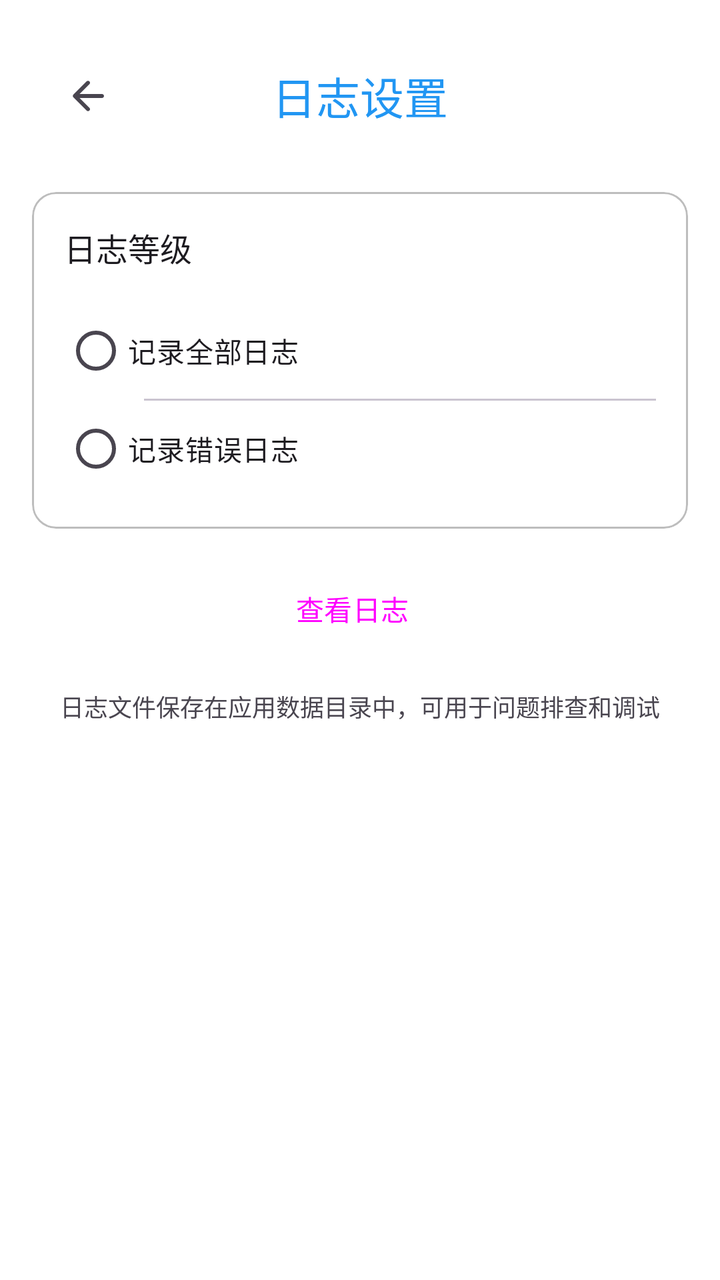
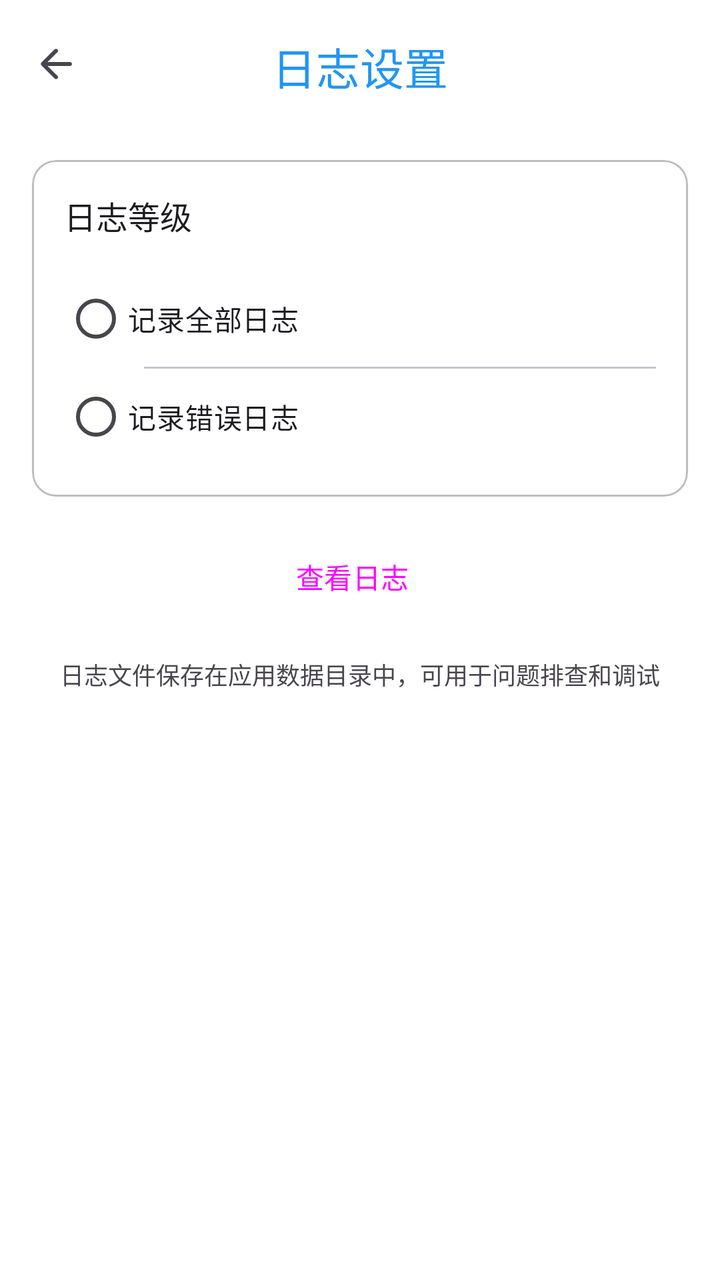

The first picture is an Android layout as it rendered before a commit; the second is the same layout after the commit. The layout source and the unified diff follow.
<!-- AndroidManifest.xml: application theme AppTheme -->
<!-- res/layout/activity_log_settings.xml -->
<?xml version="1.0" encoding="utf-8"?>
<ScrollView
    xmlns:android="http://schemas.android.com/apk/res/android"
    xmlns:app="http://schemas.android.com/apk/res-auto"
    android:layout_height="match_parent"
    android:layout_width="match_parent"
    android:background="?attr/colorSurfaceContainerLowest"
    android:scrollbarStyle="outsideOverlay"
    android:fadeScrollbars="true">

    <LinearLayout
        android:layout_height="wrap_content"
        android:layout_width="match_parent"
        android:padding="16dp"
        android:orientation="vertical"
        android:id="@+id/scroll_content">

        <com.google.android.material.appbar.MaterialToolbar
            android:layout_height="wrap_content"
            android:layout_width="match_parent"
            android:layout_marginBottom="16dp"
            android:background="@android:color/transparent"
            app:navigationIconTint="?attr/colorOnSurfaceVariant"
            app:title="@string/log_settings_title"
            app:titleCentered="true"
            app:titleTextColor="?attr/colorPrimary"
            app:navigationIcon="@drawable/round_arrow_back"
            app:navigationContentDescription="@string/tooltip_back"
            style="@style/Widget.Material3.Toolbar.Surface"
            android:id="@+id/title_container" />

        <com.google.android.material.card.MaterialCardView
            android:layout_height="wrap_content"
            android:layout_width="match_parent"
            android:layout_marginBottom="16dp"
            app:strokeColor="?attr/colorOutline"
            app:cardElevation="0dp"
            app:strokeWidth="1dp"
            app:cardBackgroundColor="@android:color/transparent"
            style="@style/Widget.Material3.CardView.Outlined"
            app:cardCornerRadius="12dp"
            android:id="@+id/log_level_card">

            <LinearLayout
                android:layout_height="wrap_content"
                android:layout_width="match_parent"
                android:padding="16dp"
                android:orientation="vertical">

                <TextView
                    android:layout_height="wrap_content"
                    android:layout_width="wrap_content"
                    android:layout_marginBottom="16dp"
                    android:textSize="16sp"
                    android:fontFamily="sans-serif-medium"
                    android:textColor="?attr/colorOnSurface"
                    android:text="@string/log_level_title" />

                <RadioGroup
                    android:layout_height="wrap_content"
                    android:layout_width="match_parent"
                    android:orientation="vertical"
                    android:id="@+id/rg_log_level">

                    <com.google.android.material.radiobutton.MaterialRadioButton
                        android:layout_height="wrap_content"
                        android:layout_width="match_parent"
                        android:paddingVertical="12dp"
                        android:textSize="14sp"
                        android:textColor="?attr/colorOnSurface"
                        android:id="@+id/rb_log_all"
                        android:text="@string/log_level_verbose" />

                    <com.google.android.material.divider.MaterialDivider
                        android:layout_height="wrap_content"
                        android:layout_width="match_parent"
                        app:dividerColor="?attr/colorOutlineVariant"
                        app:dividerThickness="1dp"
                        android:layout_marginStart="40dp" />

                    <com.google.android.material.radiobutton.MaterialRadioButton
                        android:layout_height="wrap_content"
                        android:layout_width="match_parent"
                        android:paddingVertical="12dp"
                        android:textSize="14sp"
                        android:textColor="?attr/colorOnSurface"
                        android:id="@+id/rb_log_error"
                        android:text="@string/log_level_error" />

                </RadioGroup>

            </LinearLayout>

        </com.google.android.material.card.MaterialCardView>

        <Button
            android:layout_height="48dp"
            android:layout_width="match_parent"
            app:icon="@drawable/round_description"
            style="@style/Widget.Material3.Button.Icon"
            android:id="@+id/btn_view_log"
            android:text="@string/view_log"
            app:iconGravity="textStart" />

        <TextView
            android:layout_height="wrap_content"
            android:layout_width="match_parent"
            android:gravity="center"
            android:textSize="12sp"
            android:fontFamily="sans-serif"
            android:textColor="?attr/colorOnSurfaceVariant"
            android:layout_marginTop="16dp"
            android:lineSpacingExtra="4dp"
            android:text="@string/log_file_location_hint" />

    </LinearLayout>

</ScrollView>
<!-- resources referenced by this layout -->
<resources>
  <!-- drawable round_arrow_back (drawable) -->
  <vector xmlns:android="http://schemas.android.com/apk/res/android"
      android:width="24dp"
      android:height="24dp"
      android:viewportWidth="24"
      android:viewportHeight="24"
      android:tint="#FF000000">
    <path
        android:fillColor="@android:color/white"
        android:pathData="M19,11H7.83l4.88,-4.88c0.39,-0.39 0.39,-1.03 0,-1.42 -0.39,-0.39 -1.02,-0.39 -1.41,0l-6.59,6.59c-0.39,0.39 -0.39,1.02 0,1.41l6.59,6.59c0.39,0.39 1.02,0.39 1.41,0 0.39,-0.39 0.39,-1.02 0,-1.41L7.83,13H19c0.55,0 1,-0.45 1,-1s-0.45,-1 -1,-1z"/>
  </vector>
  <!-- drawable round_description (drawable) -->
  <vector xmlns:android="http://schemas.android.com/apk/res/android"
      android:width="24dp"
      android:height="24dp"
      android:viewportWidth="24"
      android:viewportHeight="24"
      android:tint="#FF000000">
    <path
        android:fillColor="@android:color/white"
        android:pathData="M14.59,2.59c-0.38,-0.38 -0.89,-0.59 -1.42,-0.59L6,2c-1.1,0 -2,0.9 -2,2v16c0,1.1 0.89,2 1.99,2L18,22c1.1,0 2,-0.9 2,-2L20,8.83c0,-0.53 -0.21,-1.04 -0.59,-1.41l-4.82,-4.83zM15,18L9,18c-0.55,0 -1,-0.45 -1,-1s0.45,-1 1,-1h6c0.55,0 1,0.45 1,1s-0.45,1 -1,1zM15,14L9,14c-0.55,0 -1,-0.45 -1,-1s0.45,-1 1,-1h6c0.55,0 1,0.45 1,1s-0.45,1 -1,1zM13,8L13,3.5L18.5,9L14,9c-0.55,0 -1,-0.45 -1,-1z"/>
  </vector>
  <string name="log_file_location_hint">日志文件保存在应用数据目录中，可用于问题排查和调试</string>
  <string name="log_level_error">记录错误日志</string>
  <string name="log_level_title">日志等级</string>
  <string name="log_level_verbose">记录全部日志</string>
  <string name="log_settings_title">日志设置</string>
  <string name="tooltip_back">返回上一层级</string>
  <string name="view_log">查看日志</string>
  <style name="AppTheme" parent="Base.AppTheme">
      <item name="android:windowFullscreen">false</item>
      <item name="android:statusBarColor">@android:color/transparent</item>
      <item name="android:navigationBarColor">@android:color/transparent</item>
      <item name="android:windowLayoutInDisplayCutoutMode">shortEdges</item>
      <item name="android:buttonTint">@null</item>
      <item name="buttonTint">@null</item>
    </style>
  <color name="colorPrimary">#2196F3</color>
  <color name="colorPrimaryContainer">#90CAF9</color>
  <color name="colorOnPrimaryContainer">#2196F3</color>
  <color name="border_medium">#BDBDBD</color>
  <style name="Widget.App.MaterialSwitch" parent="Widget.Material3.CompoundButton.MaterialSwitch">
  
    </style>
  <style name="ShapeAppearance.SmallComponent" parent="ShapeAppearance.Material3.SmallComponent">
      <item name="cornerFamily">rounded</item>
      <item name="cornerSize">8dp</item>
    </style>
  <style name="ShapeAppearance.MediumComponent" parent="ShapeAppearance.Material3.MediumComponent">
      <item name="cornerFamily">rounded</item>
      <item name="cornerSize">12dp</item>
    </style>
  <style name="ShapeAppearance.LargeComponent" parent="ShapeAppearance.Material3.LargeComponent">
      <item name="cornerFamily">rounded</item>
      <item name="cornerSize">16dp</item>
    </style>
  <style name="Widget.App.Button" parent="Widget.Material3.Button">
      <item name="android:insetTop">0dp</item>
      <item name="android:insetBottom">0dp</item>
      <item name="cornerRadius">12dp</item>
    </style>
  <style name="WindowAnimationTransition">
      <item name="android:windowEnterAnimation">@anim/slide_in_right</item>
      <item name="android:windowExitAnimation">@anim/slide_out_left</item>
      <item name="android:windowAllowEnterTransitionOverlap">true</item>
      <item name="android:windowAllowReturnTransitionOverlap">true</item>
    </style>
  <style name="ThemeOverlay.App.MaterialAlertDialog" parent="ThemeOverlay.Material3.MaterialAlertDialog">
      <item name="android:background">@android:color/white</item>
    </style>
  <color name="colorPrimaryLight">#64B5F6</color>
  <!-- unchanged entries left out for length: 1 -->
</resources>

<!-- the commit's change to res/layout/activity_log_settings.xml (unified diff, before → after) -->
@@ -1,118 +1,140 @@
 <?xml version="1.0" encoding="utf-8"?>
-<ScrollView
+<androidx.coordinatorlayout.widget.CoordinatorLayout
     xmlns:android="http://schemas.android.com/apk/res/android"
     xmlns:app="http://schemas.android.com/apk/res-auto"
+    android:layout_width="match_parent"
     android:layout_height="match_parent"
-    android:layout_width="match_parent"
-    android:background="?attr/colorSurfaceContainerLowest"
-    android:scrollbarStyle="outsideOverlay"
-    android:fadeScrollbars="true">
+    android:fitsSystemWindows="true"
+    android:background="?attr/colorSurfaceContainerLowest">
 
-    <LinearLayout
+    <com.google.android.material.appbar.AppBarLayout
+        android:layout_width="match_parent"
         android:layout_height="wrap_content"
-        android:layout_width="match_parent"
-        android:padding="16dp"
-        android:orientation="vertical"
-        android:id="@+id/scroll_content">
+        android:fitsSystemWindows="true"
+        android:background="@android:color/transparent"
+        android:elevation="0dp"
+        app:elevation="0dp">
 
         <com.google.android.material.appbar.MaterialToolbar
+            android:id="@+id/title_container"
+            android:layout_width="match_parent"
             android:layout_height="wrap_content"
-            android:layout_width="match_parent"
-            android:layout_marginBottom="16dp"
+            android:layout_marginBottom="8dp"
             android:background="@android:color/transparent"
+            app:navigationIcon="@drawable/round_arrow_back"
             app:navigationIconTint="?attr/colorOnSurfaceVariant"
+            app:navigationContentDescription="@string/tooltip_back"
             app:title="@string/log_settings_title"
             app:titleCentered="true"
+            app:titleMarginTop="17dp"
             app:titleTextColor="?attr/colorPrimary"
-            app:navigationIcon="@drawable/round_arrow_back"
-            app:navigationContentDescription="@string/tooltip_back"
-            style="@style/Widget.Material3.Toolbar.Surface"
-            android:id="@+id/title_container" />
+            style="@style/Widget.Material3.Toolbar.Surface" />
 
-        <com.google.android.material.card.MaterialCardView
+    </com.google.android.material.appbar.AppBarLayout>
+
+    <androidx.core.widget.NestedScrollView
+        android:layout_width="match_parent"
+        android:layout_height="match_parent"
+        android:scrollbarStyle="outsideOverlay"
+        android:fadeScrollbars="true"
+        app:layout_behavior="@string/appbar_scrolling_view_behavior">
+
+        <LinearLayout
+            android:id="@+id/scroll_content"
+            android:layout_width="match_parent"
             android:layout_height="wrap_content"
-            android:layout_width="match_parent"
-            android:layout_marginBottom="16dp"
-            app:strokeColor="?attr/colorOutline"
-            app:cardElevation="0dp"
-            app:strokeWidth="1dp"
-            app:cardBackgroundColor="@android:color/transparent"
-            style="@style/Widget.Material3.CardView.Outlined"
-            app:cardCornerRadius="12dp"
-            android:id="@+id/log_level_card">
+            android:paddingTop="8dp"
+            android:paddingStart="16dp"
+            android:paddingEnd="16dp"
+            android:paddingBottom="16dp"
+            android:orientation="vertical">
 
-            <LinearLayout
+            <com.google.android.material.card.MaterialCardView
+                android:id="@+id/log_level_card"
+                android:layout_width="match_parent"
                 android:layout_height="wrap_content"
+                android:layout_marginBottom="16dp"
+                style="@style/Widget.Material3.CardView.Outlined"
+                app:cardBackgroundColor="@android:color/transparent"
+                app:cardCornerRadius="12dp"
+                app:cardElevation="0dp"
+                app:strokeColor="?attr/colorOutline"
+                app:strokeWidth="1dp">
+
+                <LinearLayout
+                    android:layout_width="match_parent"
+                    android:layout_height="wrap_content"
+                    android:padding="16dp"
+                    android:orientation="vertical">
+
+                    <TextView
+                        android:layout_width="wrap_content"
+                        android:layout_height="wrap_content"
+                        android:layout_marginBottom="16dp"
+                        android:textSize="16sp"
+                        android:fontFamily="sans-serif-medium"
+                        android:textColor="?attr/colorOnSurface"
+                        android:text="@string/log_level_title" />
+
+                    <RadioGroup
+                        android:id="@+id/rg_log_level"
+                        android:layout_width="match_parent"
+                        android:layout_height="wrap_content"
+                        android:orientation="vertical">
+
+                        <com.google.android.material.radiobutton.MaterialRadioButton
+                            android:id="@+id/rb_log_all"
+                            android:layout_width="match_parent"
+                            android:layout_height="wrap_content"
+                            android:paddingVertical="12dp"
+                            android:textSize="14sp"
+                            android:textColor="?attr/colorOnSurface"
+                            android:text="@string/log_level_verbose" />
+
+                        <com.google.android.material.divider.MaterialDivider
+                            android:layout_width="match_parent"
+                            android:layout_height="wrap_content"
+                            app:dividerColor="?attr/colorOutlineVariant"
+                            app:dividerThickness="1dp"
+                            android:layout_marginStart="40dp" />
+
+                        <com.google.android.material.radiobutton.MaterialRadioButton
+                            android:id="@+id/rb_log_error"
+                            android:layout_width="match_parent"
+                            android:layout_height="wrap_content"
+                            android:paddingVertical="12dp"
+                            android:textSize="14sp"
+                            android:textColor="?attr/colorOnSurface"
+                            android:text="@string/log_level_error" />
+
+                    </RadioGroup>
+
+                </LinearLayout>
+
+            </com.google.android.material.card.MaterialCardView>
+
+            <Button
+                android:id="@+id/btn_view_log"
                 android:layout_width="match_parent"
-                android:padding="16dp"
-                android:orientation="vertical">
+                android:layout_height="48dp"
+                android:text="@string/view_log"
+                style="@style/Widget.Material3.Button.Icon"
+                app:icon="@drawable/round_description"
+                app:iconGravity="textStart" />
 
-                <TextView
-                    android:layout_height="wrap_content"
-                    android:layout_width="wrap_content"
-                    android:layout_marginBottom="16dp"
-                    android:textSize="16sp"
-                    android:fontFamily="sans-serif-medium"
-                    android:textColor="?attr/colorOnSurface"
-                    android:text="@string/log_level_title" />
+            <TextView
+                android:layout_width="match_parent"
+                android:layout_height="wrap_content"
+                android:gravity="center"
+                android:textSize="12sp"
+                android:fontFamily="sans-serif"
+                android:textColor="?attr/colorOnSurfaceVariant"
+                android:layout_marginTop="16dp"
+                android:lineSpacingExtra="4dp"
+                android:text="@string/log_file_location_hint" />
 
-                <RadioGroup
-                    android:layout_height="wrap_content"
-                    android:layout_width="match_parent"
-                    android:orientation="vertical"
-                    android:id="@+id/rg_log_level">
+        </LinearLayout>
 
-                    <com.google.android.material.radiobutton.MaterialRadioButton
-                        android:layout_height="wrap_content"
-                        android:layout_width="match_parent"
-                        android:paddingVertical="12dp"
-                        android:textSize="14sp"
-                        android:textColor="?attr/colorOnSurface"
-                        android:id="@+id/rb_log_all"
-                        android:text="@string/log_level_verbose" />
+    </androidx.core.widget.NestedScrollView>
 
-                    <com.google.android.material.divider.MaterialDivider
-                        android:layout_height="wrap_content"
-                        android:layout_width="match_parent"
-                        app:dividerColor="?attr/colorOutlineVariant"
-                        app:dividerThickness="1dp"
-                        android:layout_marginStart="40dp" />
-
-                    <com.google.android.material.radiobutton.MaterialRadioButton
-                        android:layout_height="wrap_content"
-                        android:layout_width="match_parent"
-                        android:paddingVertical="12dp"
-                        android:textSize="14sp"
-                        android:textColor="?attr/colorOnSurface"
-                        android:id="@+id/rb_log_error"
-                        android:text="@string/log_level_error" />
-
-                </RadioGroup>
-
-            </LinearLayout>
-
-        </com.google.android.material.card.MaterialCardView>
-
-        <Button
-            android:layout_height="48dp"
-            android:layout_width="match_parent"
-            app:icon="@drawable/round_description"
-            style="@style/Widget.Material3.Button.Icon"
-            android:id="@+id/btn_view_log"
-            android:text="@string/view_log"
-            app:iconGravity="textStart" />
-
-        <TextView
-            android:layout_height="wrap_content"
-            android:layout_width="match_parent"
-            android:gravity="center"
-            android:textSize="12sp"
-            android:fontFamily="sans-serif"
-            android:textColor="?attr/colorOnSurfaceVariant"
-            android:layout_marginTop="16dp"
-            android:lineSpacingExtra="4dp"
-            android:text="@string/log_file_location_hint" />
-
-    </LinearLayout>
-
-</ScrollView>
+</androidx.coordinatorlayout.widget.CoordinatorLayout>
